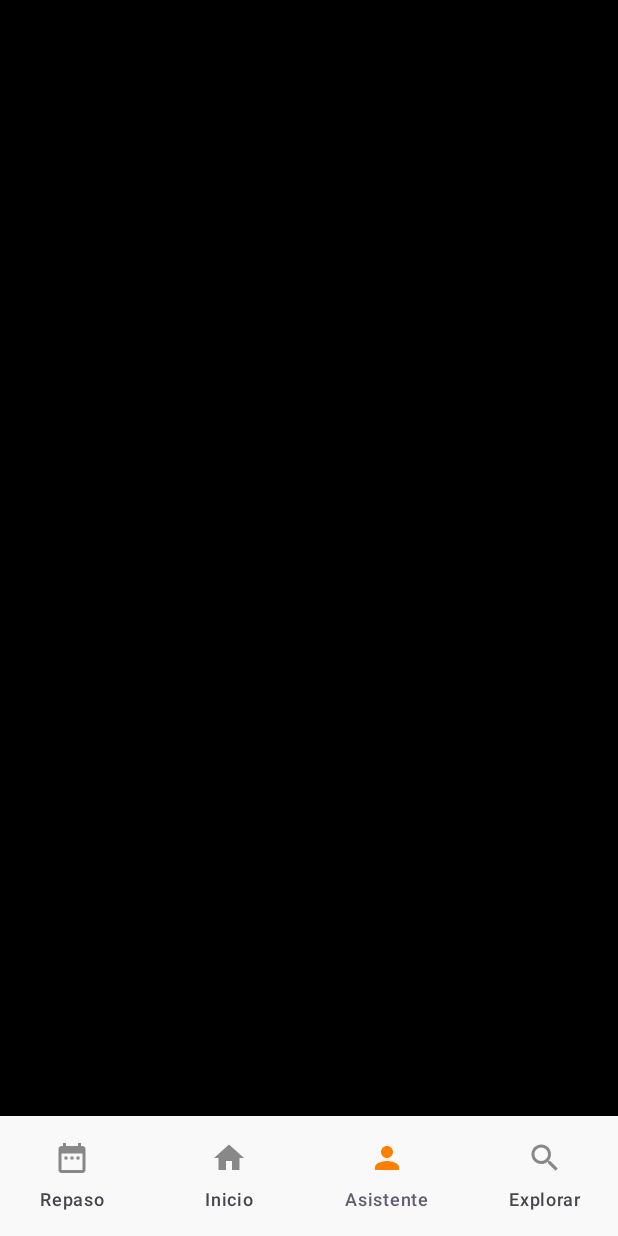
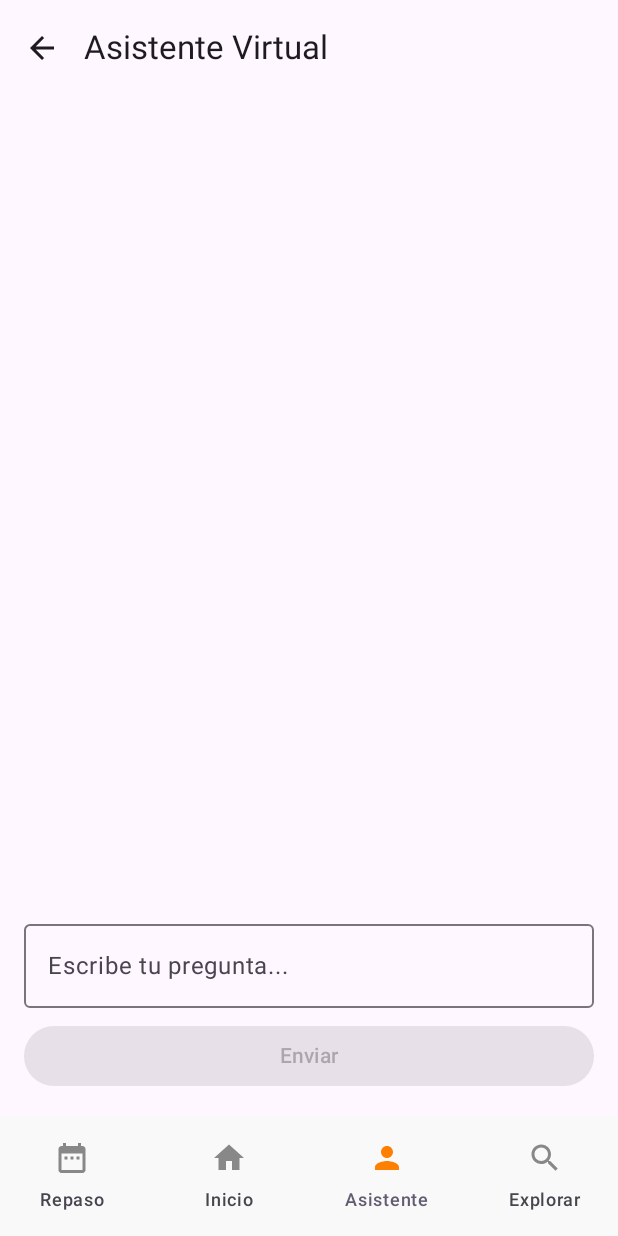
Before and after one commit to Hector-Adrian/Anfeca, an Android app built with Jetpack Compose: the AsistentePantalla screen opened through its navigation route, item 3 of the bottom bar chosen, on a phone screen of 412 x 824 dp. Run offline under Robolectric (Android 15) with nearby library versions, the light colour scheme and no system bars; our stand-ins replace Firebase (no records; nobody signed in at launch, a user with empty details on screens opened directly); libraries missing offline, so code that uses them is left out: androidx.camera.view; 1 statement that could not run was skipped.

Commit message:
AsistenteIA

```diff
--- a/app/build.gradle.kts
+++ b/app/build.gradle.kts
@@ -72,6 +72,12 @@ dependencies {
     implementation(platform(libs.firebase.bom))
     implementation(libs.google.firebase.firestore.ktx)
     implementation(libs.androidx.work)
+    implementation(libs.retrofit)
+    implementation(libs.converter.gson)
+    implementation(libs.okhttp.logging)
+    implementation(libs.gson)
+
+
 
 
 }
--- a/app/src/main/java/com/example/anfeca/pantallas/AsistentePantalla.kt
+++ b/app/src/main/java/com/example/anfeca/pantallas/AsistentePantalla.kt
@@ -1,7 +1,134 @@
+@file:OptIn(ExperimentalMaterial3Api::class)
+
 package com.example.anfeca.pantallas
 
-import androidx.navigation.NavHostController
+import androidx.compose.foundation.Image
+import androidx.compose.foundation.layout.*
+import androidx.compose.foundation.lazy.LazyColumn
+import androidx.compose.foundation.lazy.items
+import androidx.compose.material.icons.Icons
+import androidx.compose.material.icons.filled.ArrowBack
+import androidx.compose.material3.*
+import androidx.compose.runtime.*
+import androidx.compose.ui.Alignment
+import androidx.compose.ui.Modifier
+import androidx.compose.ui.layout.ContentScale
+import androidx.compose.ui.res.painterResource
+import androidx.compose.ui.unit.dp
+import androidx.navigation.NavController
+import com.example.anfeca.R
+import kotlinx.coroutines.launch
+import retrofit2.Retrofit
+import retrofit2.converter.gson.GsonConverterFactory
+import retrofit2.http.Body
+import retrofit2.http.Header
+import retrofit2.http.POST
 
-class AsistentePantalla(navController: NavHostController) {
+data class Message(val role: String, val content: String)
+data class OpenAIRequest(val model: String = "gpt-3.5-turbo", val messages: List<Message>)
+data class OpenAIResponse(val choices: List<Choice>)
+data class Choice(val message: Message)
 
+interface OpenAIApi {
+    @POST("v1/chat/completions")
+    suspend fun sendMessage(
+        @Body request: OpenAIRequest,
+        @Header("Authorization") auth: String
+    ): OpenAIResponse
 }
+
+@Composable
+fun AsistentePantalla(navController: NavController) {
+    val apiKey = "Bearer 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"
+    val retrofit = remember {
+        Retrofit.Builder()
+            .baseUrl("https://api.openai.com/")
+            .addConverterFactory(GsonConverterFactory.create())
+            .build()
+    }
+    val openAiApi = retrofit.create(OpenAIApi::class.java)
+
+    var mensajes by remember { mutableStateOf(listOf<Message>()) }
+    var input by remember { mutableStateOf("") }
+    val scope = rememberCoroutineScope()
+    var cargando by remember { mutableStateOf(false) }
+
+
+    Scaffold(
+        topBar = {
+            TopAppBar(
+                title = { Text("Asistente Virtual") },
+                navigationIcon = {
+                    IconButton(onClick = { navController.popBackStack() }) {
+                        Icon(Icons.Default.ArrowBack, contentDescription = "Atrás")
+                    }
+                }
+            )
+        }
+    ) { padding ->
+        Column(
+            modifier = Modifier
+                .padding(padding)
+                .fillMaxSize()
+                .padding(16.dp)
+        ) {
+            LazyColumn(modifier = Modifier.weight(1f)) {
+                items(mensajes) { mensaje ->
+                    val color = if (mensaje.role == "user") MaterialTheme.colorScheme.primary else MaterialTheme.colorScheme.secondary
+                    Text(
+                        text = "${if (mensaje.role == "user") "Tú" else "Asistente"}: ${mensaje.content}",
+                        color = color,
+                        modifier = Modifier.padding(vertical = 4.dp)
+                    )
+                }
+            }
+
+            if (cargando) {
+                CircularProgressIndicator(modifier = Modifier.align(Alignment.CenterHorizontally))
+            }
+
+            OutlinedTextField(
+                value = input,
+                onValueChange = { input = it },
+                placeholder = { Text("Escribe tu pregunta...") },
+                modifier = Modifier.fillMaxWidth()
+            )
+
+            Spacer(modifier = Modifier.height(8.dp))
+
+            Button(
+                onClick = {
+                    val pregunta = Message("user", input)
+                    mensajes = mensajes + pregunta
+                    input = ""
+                    cargando = true
+
+                    scope.launch {
+                        try {
+                            val response = openAiApi.sendMessage(
+                                request = OpenAIRequest(
+                                    messages = listOf(
+                                        Message("system", "Eres un asistente experto en Lengua de Señas Mexicana."),
+                                    ) + mensajes + pregunta
+                                ),
+                                auth = apiKey
+                            )
+                            val respuesta = response.choices.firstOrNull()?.message
+                            if (respuesta != null) {
+                                mensajes = mensajes + respuesta
+                            }
+                        } catch (e: Exception) {
+                            mensajes = mensajes + Message("assistant", "Ocurrió un error: ${e.message}")
+                        } finally {
+                            cargando = false
+                        }
+                    }
+                },
+                enabled = input.isNotBlank(),
+                modifier = Modifier.fillMaxWidth()
+            ) {
+                Text("Enviar")
+            }
+        }
+    }
+}
--- a/app/src/main/java/com/example/anfeca/pantallas/MainActivity.kt
+++ b/app/src/main/java/com/example/anfeca/pantallas/MainActivity.kt
@@ -83,7 +83,7 @@ fun AppNavigation() {
     val navController = rememberNavController()
     val currentBackStackEntry by navController.currentBackStackEntryAsState()
     val rutaActual = currentBackStackEntry?.destination?.route
-    val rutasConBarra = listOf("PantallaInicio", "Repaso", "Asistente", "Explorar","PerfilUsuario")
+    val rutasConBarra = listOf("PantallaInicio", "Repaso", "Asistente", "Explorar","PerfilUsuario","Asistente","Recursos","cursos","videos")
 
     val mostrarBarraInferior = rutasConBarra.any { rutaActual?.startsWith(it) == true }
 
--- a/app/src/main/java/com/example/anfeca/ui/theme/Theme.kt
+++ b/app/src/main/java/com/example/anfeca/ui/theme/Theme.kt
@@ -11,7 +11,7 @@ import androidx.compose.runtime.Composable
 import androidx.compose.ui.platform.LocalContext
 
 private val DarkColorScheme = darkColorScheme(
-    primary = Purple80,
+    primary = Color(0xFFFF8000),
     secondary = PurpleGrey80,
     tertiary = Pink80
 )
--- a/settings.gradle.kts
+++ b/settings.gradle.kts
@@ -19,5 +19,7 @@ dependencyResolutionManagement {
     }
 }
 
+
+
 rootProject.name = "Anfeca"
 include(":app")
```
Also changed, not shown: app/src/main/java/com/example/anfeca/datos/AsistenteIA.kt (added, +32 -0 lines), app/src/main/java/com/example/anfeca/pantallas/CuestionarioRegistro.kt (+4 -4 lines), gradle/libs.versions.toml (+7 -0 lines), 1 other file.
